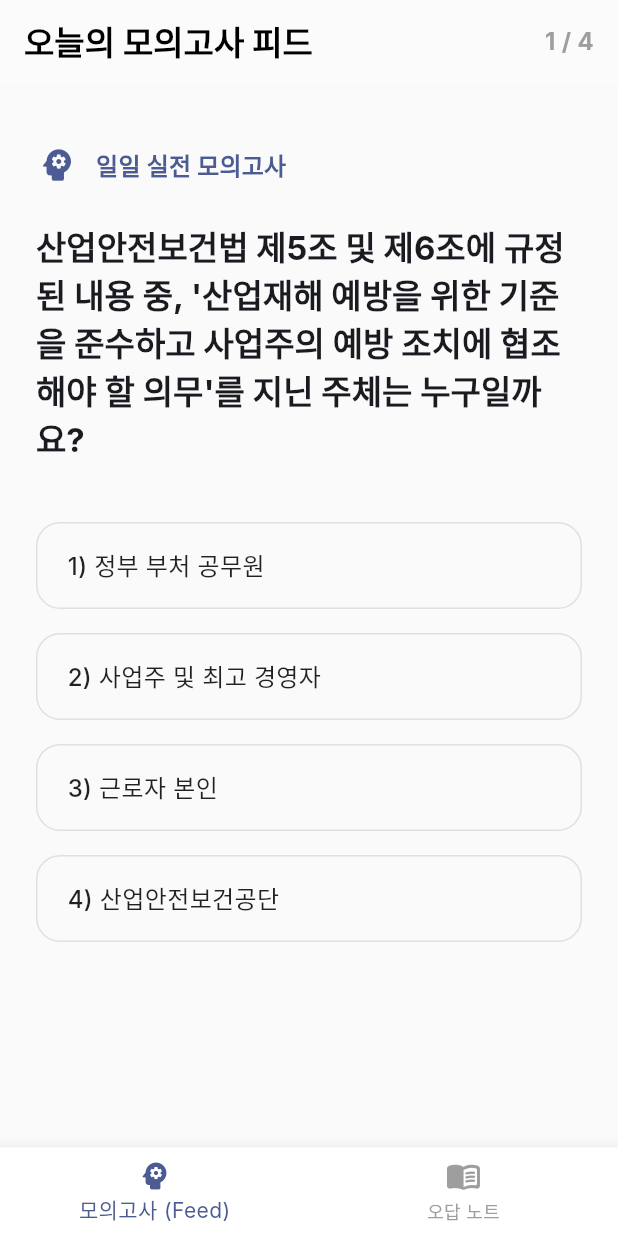
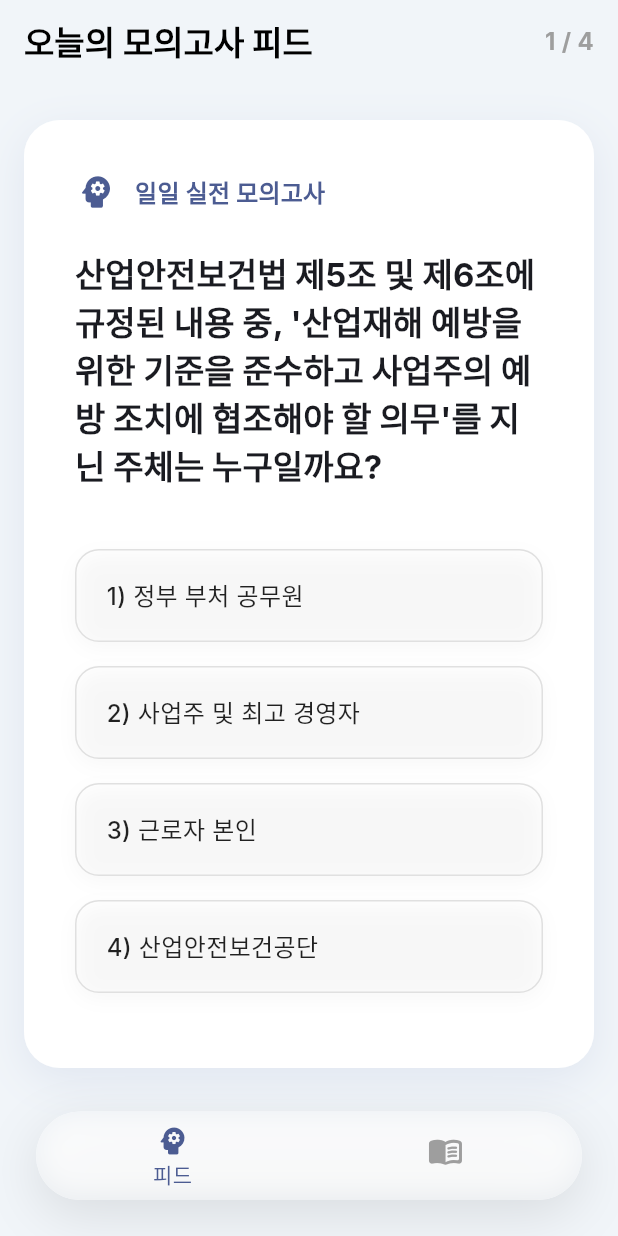
Before and after one commit to postforty/everlaw-edu, a Flutter app: the screen it shows after launch, on a phone screen of 412 x 824 dp. Run offline on Flutter 3.47's test engine with Material 3 defaults, Android fonts, the phone set to English and light mode, and no system bars; our stand-ins replace dio, flutter_markdown, flutter_riverpod, flutter_secure_storage, lottie, shared_preferences; network calls fail; Roboto replaces fonts that are missing (Inter).

Commit message:
feat(ui): 앱 전체 프리미엄 UI/UX 전면 개편 및 마이크로 애니메이션 적용
- [Theme] app_theme.dart: 글래스모피즘(Glassmorphism) 색상 토큰 및 프리미엄 커스텀 그림자(AppShadows) 추가
- [Navigation] main_tab_screen.dart: 기본 하단 탭을 투명도를 활용한 플로팅 네비게이션 바 형태로 변경
- [Splash] main.dart: 앱 진입 화면(WelcomeScreen)에 로고 페이드인 및 스케일업 애니메이션 추가
- [Quiz] standalone_quiz_card.dart: 모의고사 카드에 깊이감 있는 그림자를 적용하고 정답 선택 시 마이크로 팝(Pop) 애니메이션 효과 도입
- [Quiz] quiz_feed_screen.dart: 앱 테마 배경색이 자연스럽게 적용되도록 하드코딩된 배경색 제거
- [IncorrectNote] incorrect_note_screen.dart: 오답 리스트를 네오모피즘 스타일의 입체 카드 뷰로 리디자인 및 배너 텍스트/버튼 겹침 레이아웃 오류 수정
- [QuizRenderer] markdown_quiz_renderer.dart: 사용자가 정답을 맞춘 경우 불필요하게 렌더링되던 인앱 피드백 박스(해설 영역) 숨김 처리

```diff
--- /dev/null
+++ b/edu-client/lib/core/theme/app_theme.dart
@@ -0,0 +1,61 @@
+import 'package:flutter/material.dart';
+
+class AppColors {
+  static const Color primary = Color(0xFF1E3A8A); // Premium Deep Blue
+  static const Color secondary = Color(0xFF0F172A); // Slate Dark
+  static const Color background = Color(0xFFF1F5F9); // Lighter slate for modern feel
+  static const Color textPrimary = Color(0xFF1E293B);
+  static const Color textSecondary = Color(0xFF64748B);
+  static const Color cardBackground = Colors.white;
+
+  // Glassmorphism tokens
+  static Color get glassBackground => Colors.white.withValues(alpha: 0.7);
+  static Color get glassBorder => Colors.white.withValues(alpha: 0.2);
+}
+
+class AppShadows {
+  static List<BoxShadow> get premiumSoft => [
+    BoxShadow(
+      color: AppColors.primary.withValues(alpha: 0.08),
+      blurRadius: 24,
+      spreadRadius: 0,
+      offset: const Offset(0, 8),
+    ),
+  ];
+
+  static List<BoxShadow> get floatingNav => [
+    BoxShadow(
+      color: Colors.black.withValues(alpha: 0.1),
+      blurRadius: 30,
+      spreadRadius: 0,
+      offset: const Offset(0, 10),
+    ),
+  ];
+}
+
+class AppTheme {
+  static ThemeData get lightTheme {
+    return ThemeData(
+      colorScheme: ColorScheme.fromSeed(
+        seedColor: AppColors.primary,
+        brightness: Brightness.light,
+      ),
+      useMaterial3: true,
+      fontFamily: 'Inter',
+      scaffoldBackgroundColor: AppColors.background,
+      appBarTheme: const AppBarTheme(
+        backgroundColor: Colors.white,
+        foregroundColor: Colors.black,
+        elevation: 0.5,
+        centerTitle: false,
+      ),
+      cardTheme: CardThemeData(
+        color: AppColors.cardBackground,
+        elevation: 1,
+        shape: RoundedRectangleBorder(
+          borderRadius: BorderRadius.circular(12),
+        ),
+      ),
+    );
+  }
+}
--- a/edu-client/lib/core/widgets/markdown_quiz_renderer.dart
+++ b/edu-client/lib/core/widgets/markdown_quiz_renderer.dart
@@ -266,7 +266,7 @@ class _MarkdownQuizRendererState extends State<MarkdownQuizRenderer> {
                     const SizedBox(height: 16),
 
                     // 4. 피드백 결과 렌더링
-                    if (widget.quizFeedback != null) ...[
+                    if (widget.quizFeedback != null && !(widget.quizFeedback!['isCorrect'] as bool? ?? false)) ...[
                       _buildFeedbackWidget(theme),
                     ]
                   ],
@@ -363,6 +363,7 @@ class _MarkdownQuizRendererState extends State<MarkdownQuizRenderer> {
               height: 1.4,
             ),
           ),
+          if (!isCorrect) ...[
             const SizedBox(height: 16),
             const Divider(),
             const SizedBox(height: 12),
@@ -383,7 +384,7 @@ class _MarkdownQuizRendererState extends State<MarkdownQuizRenderer> {
                 height: 1.55,
               ),
             ),
-          if (!isCorrect && widget.onChatbotRequested != null) ...[
+            if (widget.onChatbotRequested != null) ...[
               const SizedBox(height: 16),
               SizedBox(
                 width: double.infinity,
@@ -401,6 +402,7 @@ class _MarkdownQuizRendererState extends State<MarkdownQuizRenderer> {
               ),
             ],
           ],
+        ],
       ),
     );
   }
--- a/edu-client/lib/core/widgets/standalone_quiz_card.dart
+++ b/edu-client/lib/core/widgets/standalone_quiz_card.dart
@@ -1,5 +1,6 @@
 import 'package:flutter/material.dart';
 import '../../features/quiz/models/quiz_item.dart';
+import '../theme/app_theme.dart';
 
 class StandaloneQuizCard extends StatefulWidget {
   final QuizItem quiz;
@@ -64,7 +65,15 @@ class _StandaloneQuizCardState extends State<StandaloneQuizCard> with SingleTick
     final theme = Theme.of(context);
 
     return SingleChildScrollView(
-      padding: const EdgeInsets.symmetric(horizontal: 24.0, vertical: 40.0),
+      padding: const EdgeInsets.fromLTRB(16, 24, 16, 120), // Extra bottom padding for floating nav
+      child: Container(
+        padding: const EdgeInsets.all(32.0),
+        decoration: BoxDecoration(
+          color: Colors.white,
+          borderRadius: BorderRadius.circular(24),
+          boxShadow: AppShadows.premiumSoft,
+          border: Border.all(color: Colors.white.withValues(alpha: 0.5), width: 2),
+        ),
         child: Column(
         crossAxisAlignment: CrossAxisAlignment.start,
         children: [
@@ -122,16 +131,27 @@ class _StandaloneQuizCardState extends State<StandaloneQuizCard> with SingleTick
 
             return Padding(
               padding: const EdgeInsets.only(bottom: 16.0),
+              child: AnimatedScale(
+                duration: const Duration(milliseconds: 200),
+                scale: (isSelected && !isThisCorrect) ? 0.98 : (isAnswered && isThisCorrect ? 1.02 : 1.0),
+                curve: Curves.easeOutBack,
                 child: InkWell(
                   onTap: isAnswered ? null : () => _handleSelection(option),
                   borderRadius: BorderRadius.circular(16),
                   child: AnimatedContainer(
                     duration: const Duration(milliseconds: 300),
-                  padding: const EdgeInsets.symmetric(horizontal: 20, vertical: 16),
+                    padding: const EdgeInsets.symmetric(horizontal: 20, vertical: 18),
                     decoration: BoxDecoration(
                       color: bgColor,
                       border: Border.all(color: borderColor, width: isSelected || (isAnswered && isThisCorrect) ? 2 : 1),
                       borderRadius: BorderRadius.circular(16),
+                      boxShadow: isAnswered ? null : [
+                        BoxShadow(
+                          color: Colors.black.withValues(alpha: 0.03),
+                          blurRadius: 10,
+                          offset: const Offset(0, 4),
+                        )
+                      ],
                     ),
                     child: Row(
                     children: [
@@ -148,6 +168,7 @@ class _StandaloneQuizCardState extends State<StandaloneQuizCard> with SingleTick
                       if (trailingIcon != null)
                         Icon(trailingIcon, color: borderColor),
                     ],
+                  ),
                 ),
               ),
             ),
@@ -252,6 +273,6 @@ class _StandaloneQuizCardState extends State<StandaloneQuizCard> with SingleTick
           ]
         ],
       ),
-    );
+    ));
   }
 }
--- a/edu-client/lib/features/main/views/main_tab_screen.dart
+++ b/edu-client/lib/features/main/views/main_tab_screen.dart
@@ -1,6 +1,9 @@
 import 'package:flutter/material.dart';
 import '../../quiz/views/quiz_feed_screen.dart';
+import 'dart:ui';
 import '../../incorrect_note/views/incorrect_note_screen.dart';
+import '../../../core/widgets/responsive_layout.dart';
+import '../../../core/theme/app_theme.dart';
 
 class MainTabScreen extends StatefulWidget {
   const MainTabScreen({super.key});
@@ -18,22 +21,56 @@ class _MainTabScreenState extends State<MainTabScreen> {
 
   @override
   Widget build(BuildContext context) {
-    return Scaffold(
+    final scaffold = Scaffold(
+      extendBody: true, // Required for floating glassmorphism
       body: IndexedStack(
         index: _currentIndex,
         children: _screens,
       ),
-      bottomNavigationBar: BottomNavigationBar(
+      bottomNavigationBar: _buildFloatingNavBar(context),
+    );
+
+    return ResponsiveLayout(
+      mobileBody: scaffold,
+      webBody: Scaffold(
+        backgroundColor: Colors.grey.shade200,
+        body: Center(
+          child: ConstrainedBox(
+            constraints: const BoxConstraints(maxWidth: 600),
+            child: ClipRect(
+              child: scaffold,
+            ),
+          ),
+        ),
+      ),
+    );
+  }
+
+  Widget _buildFloatingNavBar(BuildContext context) {
+    return Container(
+      margin: const EdgeInsets.only(left: 24, right: 24, bottom: 24),
+      decoration: BoxDecoration(
+        color: Colors.white.withValues(alpha: 0.8),
+        borderRadius: BorderRadius.circular(30),
+        boxShadow: AppShadows.floatingNav,
+      ),
+      child: ClipRRect(
+        borderRadius: BorderRadius.circular(30),
+        child: BackdropFilter(
+          filter: ImageFilter.blur(sigmaX: 10, sigmaY: 10),
+          child: BottomNavigationBar(
             currentIndex: _currentIndex,
             onTap: (index) => setState(() => _currentIndex = index),
             selectedItemColor: Theme.of(context).colorScheme.primary,
-        unselectedItemColor: Colors.grey,
-        backgroundColor: Colors.white,
-        elevation: 10,
+            unselectedItemColor: Colors.grey.shade500,
+            backgroundColor: Colors.transparent,
+            elevation: 0,
+            showSelectedLabels: true,
+            showUnselectedLabels: false,
             items: const [
               BottomNavigationBarItem(
                 icon: Icon(Icons.psychology_rounded),
-            label: '모의고사 (Feed)',
+                label: '피드',
               ),
               BottomNavigationBarItem(
                 icon: Icon(Icons.menu_book_rounded),
@@ -41,6 +78,8 @@ class _MainTabScreenState extends State<MainTabScreen> {
               ),
             ],
           ),
+        ),
+      ),
     );
   }
 }
--- a/edu-client/lib/features/quiz/views/quiz_feed_screen.dart
+++ b/edu-client/lib/features/quiz/views/quiz_feed_screen.dart
@@ -93,9 +93,8 @@ class _QuizFeedScreenState extends ConsumerState<QuizFeedScreen> {
     return Scaffold(
       appBar: AppBar(
         title: const Text('오늘의 모의고사 피드', style: TextStyle(fontWeight: FontWeight.bold)),
-        backgroundColor: Colors.white,
-        foregroundColor: Colors.black,
-        elevation: 0.5,
+        backgroundColor: Colors.transparent,
+        elevation: 0,
         actions: [
           Center(
             child: Padding(
@@ -108,7 +107,6 @@ class _QuizFeedScreenState extends ConsumerState<QuizFeedScreen> {
           )
         ],
       ),
-      backgroundColor: Colors.grey.shade50,
       body: PageView.builder(
         controller: _pageController,
         physics: _answeredMap[_currentIndex] == true
```
Also changed, not shown: edu-client/lib/features/incorrect_note/views/incorrect_note_screen.dart (+27 -11 lines), edu-client/lib/main.dart (+34 -18 lines), 3 other files. Lines whose indentation alone changed are shown as unchanged.
